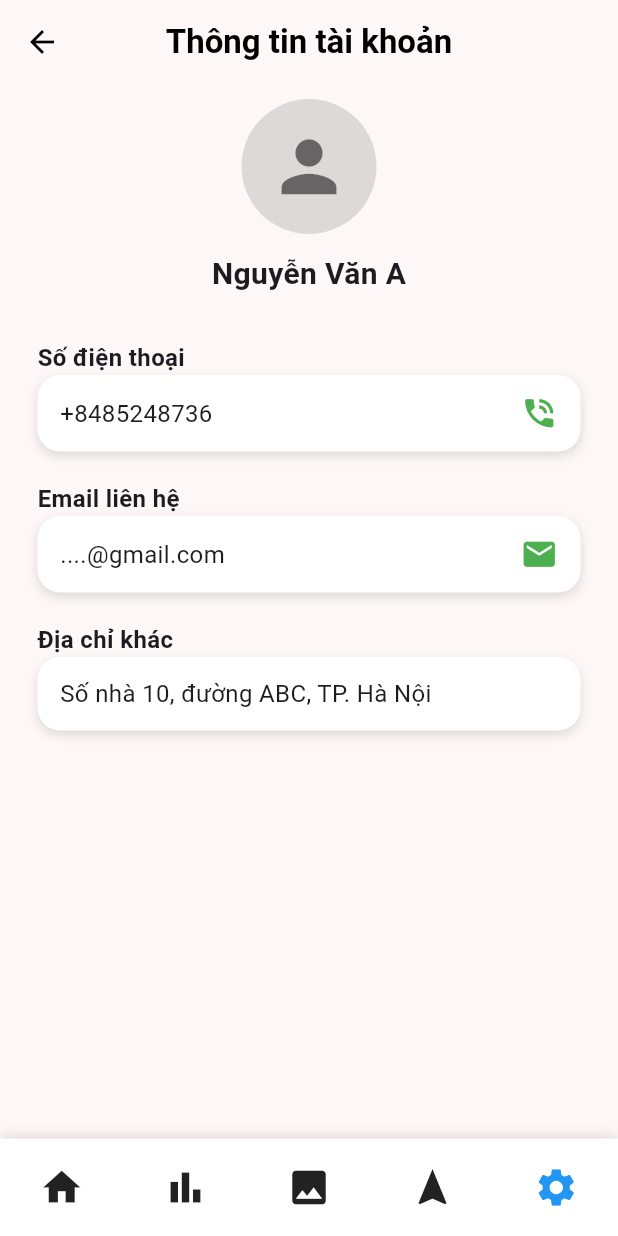
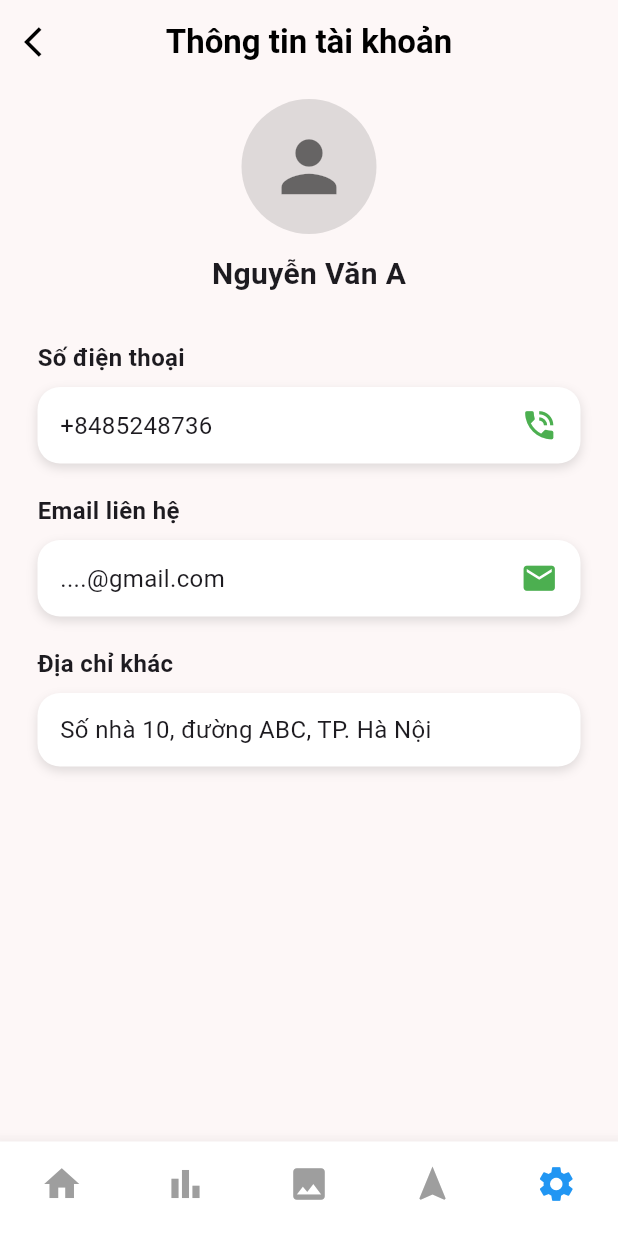
Before and after one commit to thuydung203/app_antam, a Flutter app: the AccountInfoPage screen opened directly, on a phone screen of 412 x 824 dp. Run offline on Flutter 3.47's test engine with Material 3 defaults, Android fonts, the phone set to English and light mode, and no system bars; our stand-ins replace shared_preferences; accounts and stored records are empty.

Commit message:
Feat: Thêm file setting_account_info_page.dart và sửa lỗi main

```diff
--- a/lib/main.dart
+++ b/lib/main.dart
@@ -10,6 +10,8 @@ import 'following.dart';
 import 'children_home.dart';
 import 'check_in_history.dart';
 import 'add_images.dart';
+import 'setting.dart';
+import 'setting_account_info_page.dart';
 
 void main() {
   runApp(const MyApp());
@@ -22,7 +24,7 @@ class MyApp extends StatelessWidget {
   Widget build(BuildContext context) {
     return MaterialApp(
       debugShowCheckedModeBanner: false,
-      home: const AddImage(), // Khi chạy app → mở LoadingPage đầu tiên
+      home: const AccountInfoPage(), // Khi chạy app → mở LoadingPage đầu tiên
     );
   }
 }
--- a/lib/setting_account_info_page.dart
+++ b/lib/setting_account_info_page.dart
@@ -1,18 +1,32 @@
 import 'package:flutter/material.dart';
+// Import các trang để điều hướng
+import 'package:antam_app/children_home.dart';
+import 'package:antam_app/check_in_history.dart';
+import 'package:antam_app/add_images.dart';
+import 'package:antam_app/setting.dart'; // Giả sử file setting của bạn tên này
 
-class AccountInfoPage extends StatelessWidget {
+class AccountInfoPage extends StatefulWidget {
   const AccountInfoPage({super.key});
+
+  @override
+  State<AccountInfoPage> createState() => _AccountInfoPageState();
+}
+
+class _AccountInfoPageState extends State<AccountInfoPage> {
+  // Trang này thuộc luồng của Setting, nên chúng ta giữ index là 4
+  final int _currentIndex = 4;
 
   @override
   Widget build(BuildContext context) {
     return Scaffold(
       backgroundColor: const Color(0xfffdf7f7),
 
+      // ===== APP BAR =====
       appBar: AppBar(
         backgroundColor: Colors.transparent,
         elevation: 0,
         leading: IconButton(
-          icon: const Icon(Icons.arrow_back, color: Colors.black),
+          icon: const Icon(Icons.arrow_back_ios, color: Colors.black),
           onPressed: () => Navigator.pop(context),
         ),
         title: const Text(
@@ -55,59 +69,101 @@ class AccountInfoPage extends StatelessWidget {
 
             // Email
             _buildLabel("Email liên hệ"),
-            _buildInputBox(
-              value: "....@gmail.com",
-              rightIcon: Icons.mail,
-            ),
+            _buildInputBox(value: "....@gmail.com", rightIcon: Icons.mail),
 
             const SizedBox(height: 20),
 
             // Địa chỉ
             _buildLabel("Địa chỉ khác"),
-            _buildInputBox(
-              value: "Số nhà 10, đường ABC, TP. Hà Nội",
-            ),
+            _buildInputBox(value: "Số nhà 10, đường ABC, TP. Hà Nội"),
 
             const SizedBox(height: 40),
           ],
         ),
       ),
 
-      // Bottom Navigation
-      bottomNavigationBar: Container(
-        height: 65,
-        decoration: BoxDecoration(
-          color: Colors.white,
-          boxShadow: [
-            BoxShadow(color: Colors.black12, blurRadius: 6, offset: Offset(0, -2)),
-          ],
-        ),
-        child: Row(
-          mainAxisAlignment: MainAxisAlignment.spaceAround,
-          children: const [
-            Icon(Icons.home, size: 30),
-            Icon(Icons.bar_chart, size: 30),
-            Icon(Icons.image, size: 30),
-            Icon(Icons.navigation, size: 30),
-            Icon(Icons.settings, size: 30, color: Colors.blue),
-          ],
+      // ===== BOTTOM NAV (Đã đồng bộ hoàn toàn) =====
+      bottomNavigationBar: BottomNavigationBar(
+        currentIndex: _currentIndex,
+        onTap: (index) {
+          if (index == _currentIndex) {
+            // Nếu đang ở Account Info (vốn thuộc Setting) mà nhấn lại Setting,
+            // có thể quay về trang Setting chính
+            Navigator.pop(context);
+            return;
+          }
+
+          switch (index) {
+            case 0:
+              Navigator.pushReplacement(
+                context,
+                MaterialPageRoute(
+                  builder: (context) => const ChildrenHomePage(),
+                ),
+              );
+              break;
+            case 1:
+              Navigator.pushReplacement(
+                context,
+                MaterialPageRoute(
+                  builder: (context) => const CheckInHistoryPage(),
+                ),
+              );
+              break;
+            case 2:
+              Navigator.pushReplacement(
+                context,
+                MaterialPageRoute(builder: (context) => const AddImage()),
+              );
+              break;
+            case 3:
+              debugPrint("Sang trang Navigation/GPS");
+              break;
+            case 4:
+              Navigator.pop(context); // Quay lại trang Setting
+              break;
+          }
+        },
+        type: BottomNavigationBarType.fixed,
+        selectedItemColor: Colors.blue,
+        unselectedItemColor: Colors.grey,
+        showSelectedLabels: false,
+        showUnselectedLabels: false,
+        backgroundColor: Colors.white,
+        elevation: 10,
+        items: const [
+          BottomNavigationBarItem(icon: Icon(Icons.home, size: 28), label: ''),
+          BottomNavigationBarItem(
+            icon: Icon(Icons.bar_chart, size: 28),
+            label: '',
+          ),
+          BottomNavigationBarItem(icon: Icon(Icons.image, size: 28), label: ''),
+          BottomNavigationBarItem(
+            icon: Icon(Icons.navigation, size: 28),
+            label: '',
+          ),
+          BottomNavigationBarItem(
+            icon: Icon(Icons.settings, size: 28),
+            label: '',
+          ),
+        ],
+      ),
+    );
+  }
+
+  Widget _buildLabel(String text) {
+    return Align(
+      alignment: Alignment.centerLeft,
+      child: Padding(
+        padding: const EdgeInsets.only(bottom: 8),
+        child: Text(
+          text,
+          style: const TextStyle(fontSize: 16, fontWeight: FontWeight.w600),
         ),
       ),
     );
   }
 
-  // Label tiêu đề
-  Widget _buildLabel(String text) {
-    return Align(
-      alignment: Alignment.centerLeft,
-      child: Text(
-        text,
-        style: const TextStyle(fontSize: 16, fontWeight: FontWeight.w600),
-      ),
-    );
-  }
-
-  // Ô hiển thị thông tin
   Widget _buildInputBox({required String value, IconData? rightIcon}) {
     return Container(
       padding: const EdgeInsets.symmetric(horizontal: 15, vertical: 13),
@@ -115,24 +171,13 @@ class AccountInfoPage extends StatelessWidget {
         color: Colors.white,
         borderRadius: BorderRadius.circular(15),
         boxShadow: const [
-          BoxShadow(
-            color: Colors.black12,
-            blurRadius: 5,
-            offset: Offset(0, 3),
-          ),
+          BoxShadow(color: Colors.black12, blurRadius: 5, offset: Offset(0, 3)),
         ],
       ),
       child: Row(
         children: [
-          Expanded(
-            child: Text(
-              value,
-              style: const TextStyle(fontSize: 16),
-            ),
-          ),
-
-          if (rightIcon != null)
-            Icon(rightIcon, size: 25, color: Colors.green),
+          Expanded(child: Text(value, style: const TextStyle(fontSize: 16))),
+          if (rightIcon != null) Icon(rightIcon, size: 25, color: Colors.green),
         ],
       ),
     );
```
